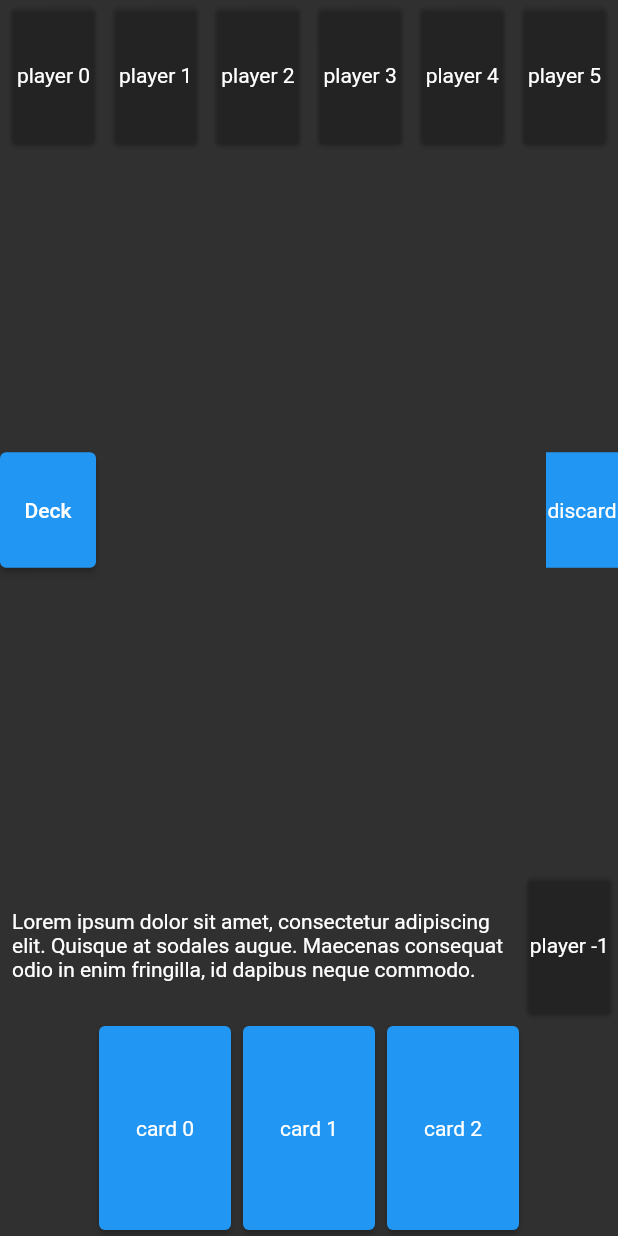
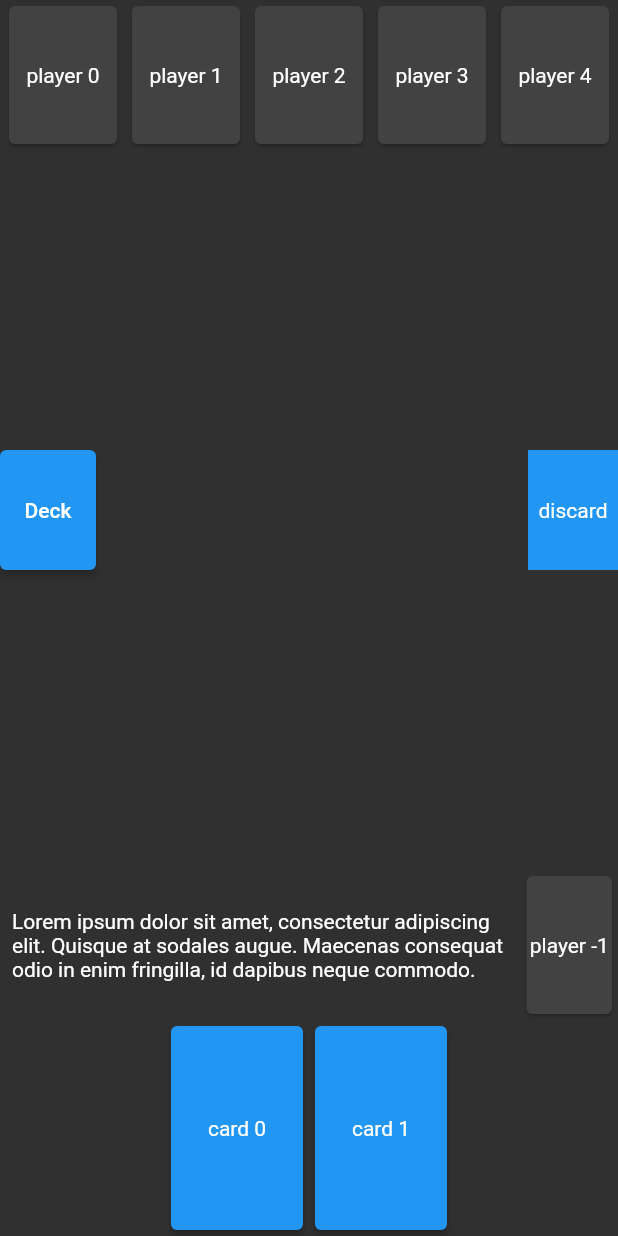
Before and after one commit to stephtelolahy/WildWest-Flutter, a Flutter app: the screen it shows after launch, on a phone screen of 412 x 824 dp. Run offline on Flutter 3.47's test engine with Material 2 defaults, Android fonts, the phone set to English and light mode, and no system bars.

Commit message:
layout players

```diff
--- a/lib/game_page.dart
+++ b/lib/game_page.dart
@@ -1,6 +1,7 @@
 import 'package:flutter/material.dart';
 import 'package:wildwest_flutter/widgets/discard.dart';
 import 'package:wildwest_flutter/widgets/hand.dart';
+import 'package:wildwest_flutter/widgets/others.dart';
 import 'package:wildwest_flutter/widgets/player.dart';
 
 class GamePage extends StatelessWidget {
@@ -13,21 +14,12 @@ class GamePage extends StatelessWidget {
         body: SafeArea(
       child: Column(
         children: [
-          _buildOther(context),
+          OthersWidget(),
           DiscardWidget(),
           _buildYou(context),
           HandWidget(),
         ],
       ),
-    ));
-  }
-
-  Widget _buildOther(BuildContext context) {
-    final players = List.generate(6, (index) => _buildPlayer(context, index));
-    return Container(
-        child: Row(
-      mainAxisAlignment: MainAxisAlignment.spaceEvenly,
-      children: players,
     ));
   }
 
--- /dev/null
+++ b/lib/misc/size_utils.dart
@@ -0,0 +1,15 @@
+import 'dart:math';
+
+import 'package:flutter/material.dart';
+
+class SizeUtils {
+  // Get the item width in a Row fitting screen
+  static double itemWidthInARow(
+      BuildContext context, int itemsCount, double maxWidth) {
+    final double spacing = 2;
+    final screenW = MediaQuery.of(context).size.width;
+    final double availableWidth = (screenW - itemsCount * spacing) / itemsCount;
+    final double result = min(availableWidth, maxWidth);
+    return result;
+  }
+}
--- a/lib/widgets/discard.dart
+++ b/lib/widgets/discard.dart
@@ -1,17 +1,14 @@
 import 'package:flutter/material.dart';
 
 class DiscardWidget extends StatelessWidget {
-  static const double CARD_WIDTH = 48;
-  static const double CARD_HEIGHT = 77;
+  static const double CARD_WIDTH = 60;
+  static const double CARD_HEIGHT = 80;
 
   @override
   Widget build(BuildContext context) {
     return Expanded(
       child: DragTarget(
         onWillAccept: (data) => true,
-        onMove: (arg) {
-          print("onMove ${arg.data}");
-        },
         builder: (context, candidateItems, rejectedItems) {
           final highlighted = candidateItems.isNotEmpty;
           final color = highlighted ? Colors.green : Colors.transparent;
--- a/lib/widgets/hand.dart
+++ b/lib/widgets/hand.dart
@@ -1,19 +1,14 @@
-import 'dart:math';
-
 import 'package:flutter/material.dart';
+import 'package:wildwest_flutter/misc/size_utils.dart';
 import 'package:wildwest_flutter/widgets/card.dart';
 
 class HandWidget extends StatelessWidget {
   static const double CARD_WIDTH = 96;
   static const double CARD_HEIGHT = 144;
-  static const double CARD_SPACING = 2;
 
   @override
   Widget build(BuildContext context) {
-    final itemsCount = 3;
-    final screenW = MediaQuery.of(context).size.width;
-    final double cardWidth = (screenW - itemsCount * CARD_SPACING) / itemsCount;
-    final double width = min(cardWidth, CARD_WIDTH);
+    final itemsCount = 2;
 
     return Container(
       child: Row(
@@ -22,7 +17,9 @@ class HandWidget extends StatelessWidget {
           itemsCount,
           (index) => CardWidget(
             name: 'card $index',
-            size: Size(width, CARD_HEIGHT),
+            size: Size(
+                SizeUtils.itemWidthInARow(context, itemsCount, CARD_WIDTH),
+                CARD_HEIGHT),
             sizeWhenDragging: Size(CARD_WIDTH, CARD_HEIGHT),
           ),
         ),
--- /dev/null
+++ b/lib/widgets/others.dart
@@ -0,0 +1,28 @@
+import 'package:flutter/material.dart';
+import 'package:wildwest_flutter/misc/size_utils.dart';
+import 'package:wildwest_flutter/widgets/player.dart';
+
+class OthersWidget extends StatelessWidget {
+  static const double PLAYER_WIDTH = 80;
+  static const double PLAYER_HEIGHT = 100;
+
+  @override
+  Widget build(BuildContext context) {
+    final playersCount = 5;
+
+    final players = List.generate(
+      playersCount,
+      (index) => PlayerWidget(
+        name: 'player $index',
+        width: SizeUtils.itemWidthInARow(context, playersCount, PLAYER_WIDTH),
+        height: PLAYER_HEIGHT,
+      ),
+    );
+    return Container(
+      child: Row(
+        mainAxisAlignment: MainAxisAlignment.spaceEvenly,
+        children: players,
+      ),
+    );
+  }
+}
--- a/lib/widgets/player.dart
+++ b/lib/widgets/player.dart
@@ -9,26 +9,14 @@ class PlayerWidget extends StatelessWidget {
 
   @override
   Widget build(BuildContext context) {
-    return DragTarget(
-      onWillAccept: (data) => true,
-      onMove: (arg) {
-        print("onMove ${arg.data} on $name");
-      },
-      builder: (context, candidateItems, rejectedItems) {
-        final highlighted = candidateItems.isNotEmpty;
-        final color = highlighted ? Colors.green : Colors.transparent;
-
     return Container(
       width: width,
       height: height,
       child: Card(
-            color: color,
         child: Center(
           child: Text(name, textAlign: TextAlign.center),
         ),
       ),
     );
-      },
-    );
   }
 }
```
Lines whose indentation alone changed are shown as unchanged.
